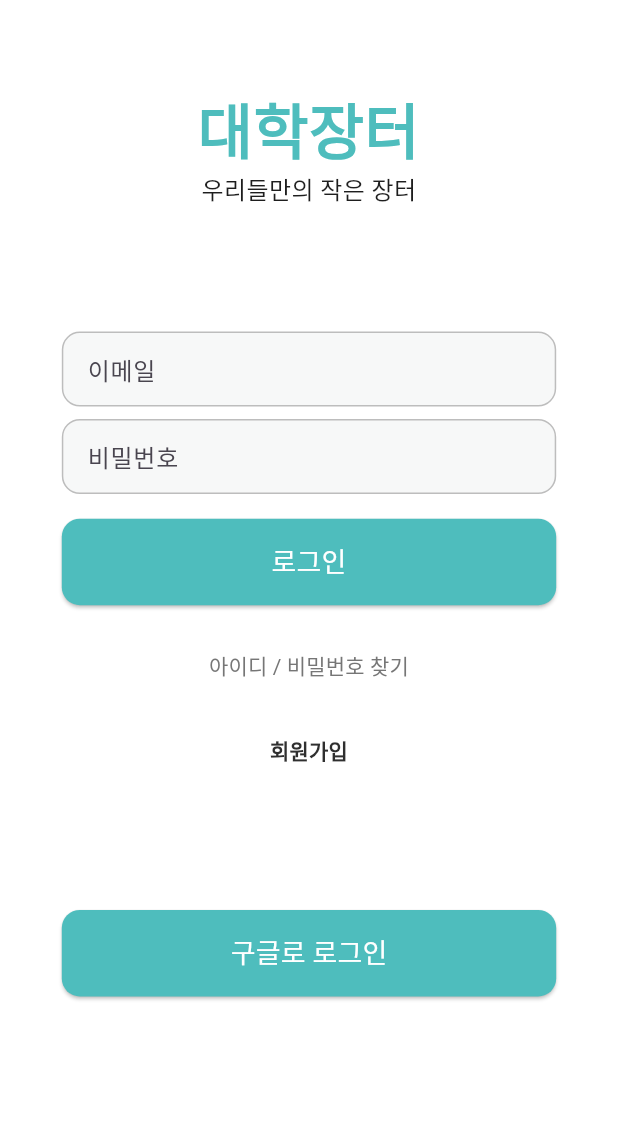
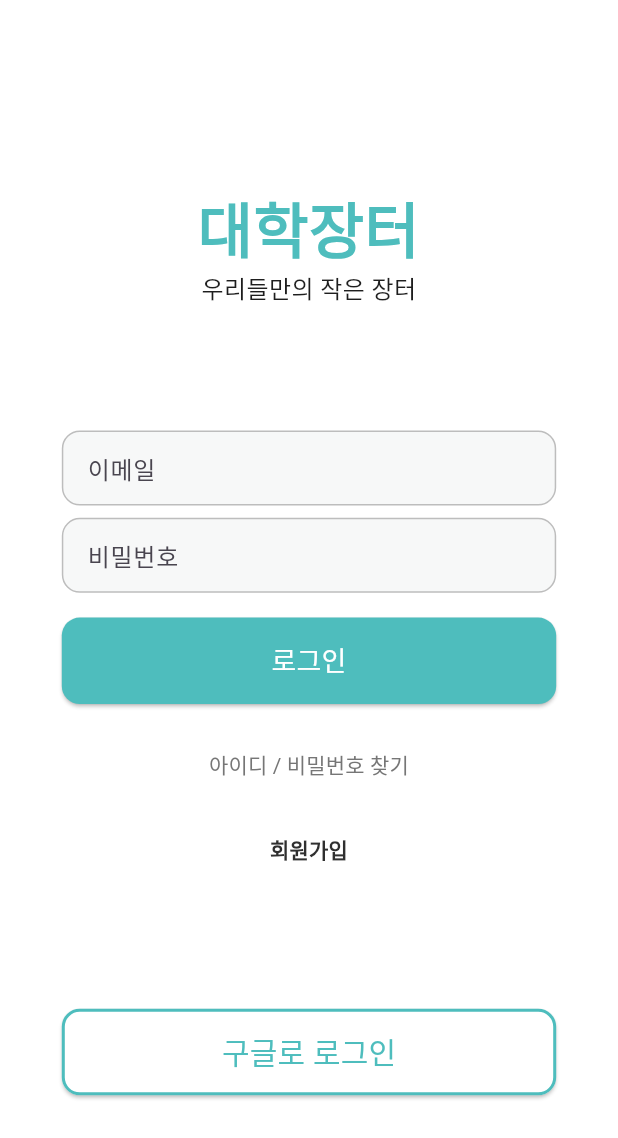
Before and after one commit to akshwpsh/amtt, a Flutter app: the LoginPage screen opened directly, on a phone screen of 412 x 824 dp. Shown: the top 1138 px of the screen. Run offline on Flutter 3.47's test engine with Material 3 defaults, Android fonts, the phone set to English and light mode, and no system bars; our stand-ins replace cloud_firestore, firebase_auth, firebase_core, firebase_messaging, firebase_storage, flutter_local_notifications and 6 more; missing offline and left inert: flutter_email_sender; accounts and stored records are empty; generated files the repository leaves out were written again; network calls fail.

Commit message:
feat:앱 디테일 추가 (#53)
* 페이지 UI 디테일 작업

대학변경 페이지 타이틀 수정, 채팅페이지 버튼 크기 수정, 채팅방 * 유저페이지 제목 스페이싱 조절, 유저 페이지 알림 설정 스위치 색상 변경,
로그인 페이지 로그인 실패 스낵바 추가, 네비게이트 페이지 뒤로가기시 앱 종료 안내 추가 및 앱 종료 이벤트 추가, 제품 목록 페이지 알림 모음 아이콘 비활성화

* 페이지 UI 디테일 작업

커스텀 텍스트필드 위젯 추가로 inputformatters 와 keyboardtype 받을수 있도록 설정, 로그인 페이지 스크롤뷰 추가, 제품 상세 페이지 패딩 조절, 제품 등록 페이지 가격 입력부분 숫자만 입력할 수 있도록 제한, 회원가입 페이지 하단 바 패딩 조절 및 전화번호와 학번 필드 숫자만 받을 수 있도록 제한

* 페이지 UI 디테일 작업 및 아이콘 작업

제품 상세 페이지 하단 바 패딩 조절, 아이콘 추가(안드로이드, IOS), 앱 이름 변경, 회원가입 페이지 스크롤뷰로 ux 개선

* 미사용 부분 제거

알림 모음 미구현으로 비활성화

* 페이지 ui 작업

스크롤 색상 변동 방지

```diff
--- a/lib/pages/ChangeUnivPage.dart
+++ b/lib/pages/ChangeUnivPage.dart
@@ -234,7 +234,7 @@ class _SearchPageState extends State<ChangeUnivPage> {
             scrolledUnderElevation: 0,
             backgroundColor: Colors.white,
             title: Text(
-              '나의 정보',
+              '대학 변경',
               style: TextStyle(fontWeight: FontWeight.bold),
             ),
           ),
--- a/lib/pages/ChatRoomsPage.dart
+++ b/lib/pages/ChatRoomsPage.dart
@@ -252,6 +252,7 @@ class _ChatRoomsPageState extends State<ChatRoomsPage> {
               scrolledUnderElevation: 0,
               automaticallyImplyLeading: false, // 뒤로가기 버튼 비활성화
               backgroundColor: Colors.white,
+              titleSpacing: 0,
               title: Text(
                 '채팅 목록',
                 style: TextStyle(fontWeight: FontWeight.bold),
--- a/lib/pages/LoginPage.dart
+++ b/lib/pages/LoginPage.dart
@@ -32,13 +32,14 @@ class _LoginPageState extends State<LoginPage> {
       //키보드 올라올때 사이즈 에러 방지
       resizeToAvoidBottomInset: false,
       backgroundColor: Colors.white,
-      body: Padding(
+      body: SingleChildScrollView(
+        child: Padding(
           //전체 패딩
           padding: EdgeInsets.all(0.1.sw),
           child: Column(
             children: [
               //TODO : AppBar 지울 때 0.1.sh 로 변경!
-            SizedBox(height: 0.02.sh),
+              SizedBox(height: 0.1.sh),
 
               TitleLogo(), //로고
 
@@ -112,8 +113,9 @@ class _LoginPageState extends State<LoginPage> {
                   }),*/
 
               //구글로 로그인하기
-            BtnYesBG(btnText: '구글로 로그인', onPressed: _googleSignIn),
+              BtnNoBG(btnText: '구글로 로그인', onPressed: _googleSignIn),
             ],
+          ),
         ),
       ),
     );
@@ -147,6 +149,12 @@ class _LoginPageState extends State<LoginPage> {
       FirebaseService().saveMessageToken();
     } catch (e) {
       print('Login failed: $e');
+
+      ScaffoldMessenger.of(context).showSnackBar(
+        SnackBar(content: Text("이메일 또는 비밀번호를 다시 한 번 확인해주세요"),
+          behavior: SnackBarBehavior.floating,
+          margin: EdgeInsets.only(bottom: MediaQuery.of(context).viewInsets.bottom),),
+      );
     }
   }
 
--- a/lib/pages/MyProductsPage.dart
+++ b/lib/pages/MyProductsPage.dart
@@ -55,6 +55,7 @@ class _MyProductspageState extends State<MyProductsPage> {
         padding: EdgeInsets.all(0.04.sw),
         child: Scaffold(
           appBar: AppBar(
+            scrolledUnderElevation: 0, //스크롤 해도 색상 바뀌지 않게
             title: Text('내 게시글'),
             backgroundColor: Colors.white,
           ),
--- a/lib/pages/ProductListPage.dart
+++ b/lib/pages/ProductListPage.dart
@@ -61,12 +61,13 @@ class _ProductListPageState extends State<ProductListPage> {
                     Icons.search,
                     size: 30,
                   )),
+              /*
               IconButton(
                   onPressed: () => {print("알림버튼 클릭")},
                   icon: Icon(
                     Icons.notifications_none,
                     size: 30,
-                  )),
+                  )),*/
             ],
           ),
           body: Column(
--- a/lib/pages/ProductRegisterPage.dart
+++ b/lib/pages/ProductRegisterPage.dart
@@ -1,3 +1,4 @@
+import 'package:flutter/services.dart';
 import 'package:flutter_screenutil/flutter_screenutil.dart';
 
 import 'package:flutter/material.dart';
@@ -228,6 +229,9 @@ class _ProductRegisterState extends State<ProductRegisterPage> {
                   TextField(
                     keyboardType: TextInputType.number,
                     controller: _productPriceController,
+                    inputFormatters: [ //숫자만 받도록 제한
+                      FilteringTextInputFormatter.digitsOnly
+                    ],
                     decoration: const InputDecoration(
                       border: OutlineInputBorder(),
                       labelText: '가격',
--- a/lib/widgets/RoundedTextField.dart
+++ b/lib/widgets/RoundedTextField.dart
@@ -1,11 +1,16 @@
 import 'package:flutter/material.dart';
+import 'package:flutter/services.dart';
 import 'package:flutter_screenutil/flutter_screenutil.dart';
 
 class RoundedTextField extends StatelessWidget {
   final String labelText;
   final TextEditingController controller;
   final bool obscureText;
-  const RoundedTextField({Key? key, required this.labelText, required this.controller, required this.obscureText}) : super(key: key);
+  final List<TextInputFormatter>? inputFormatters;
+  final TextInputType? keyboardType;
+
+  const RoundedTextField({Key? key, required this.labelText, required this.controller,
+    required this.obscureText, this.inputFormatters, this.keyboardType,}) : super(key: key);
 
   @override
   Widget build(BuildContext context) {
@@ -27,6 +32,7 @@ class RoundedTextField extends StatelessWidget {
             obscureText: obscureText,
             style: TextStyle(color: Color(0xff596773)),
             textAlignVertical: TextAlignVertical.center, // 수직 정렬 유지
+            keyboardType: keyboardType,
             decoration: InputDecoration(
               floatingLabelBehavior: FloatingLabelBehavior.never,
               labelText: labelText,
@@ -34,6 +40,7 @@ class RoundedTextField extends StatelessWidget {
               isCollapsed: true, // 내부 여백을 없애 텍스트가 중앙에 오도록 함
               contentPadding: EdgeInsets.symmetric(horizontal: 16.0, vertical: 10.0), // 수직 패딩 추가
             ),
+            inputFormatters: inputFormatters,
           ),
         ),
       ),
```
Also changed, not shown: lib/pages/ChatPage.dart (+5 -4 lines), lib/pages/NavigatePage.dart (+26 -7 lines), lib/pages/ProductDetailPage.dart (+10 -7 lines), lib/pages/RegisterPage.dart (+35 -8 lines), lib/pages/UserPage.dart (+6 -1 lines), 7 other files. Lines whose indentation alone changed are shown as unchanged.
